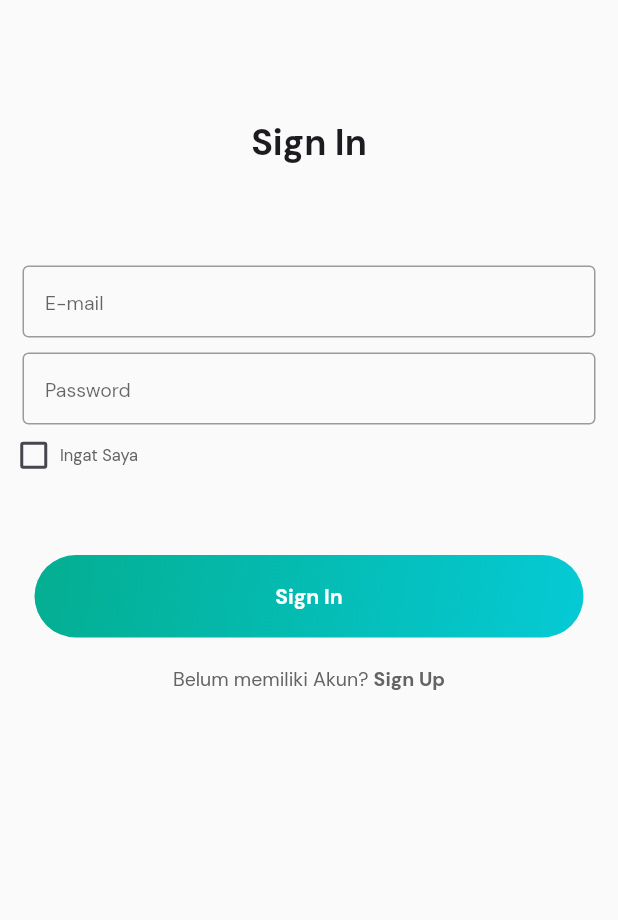
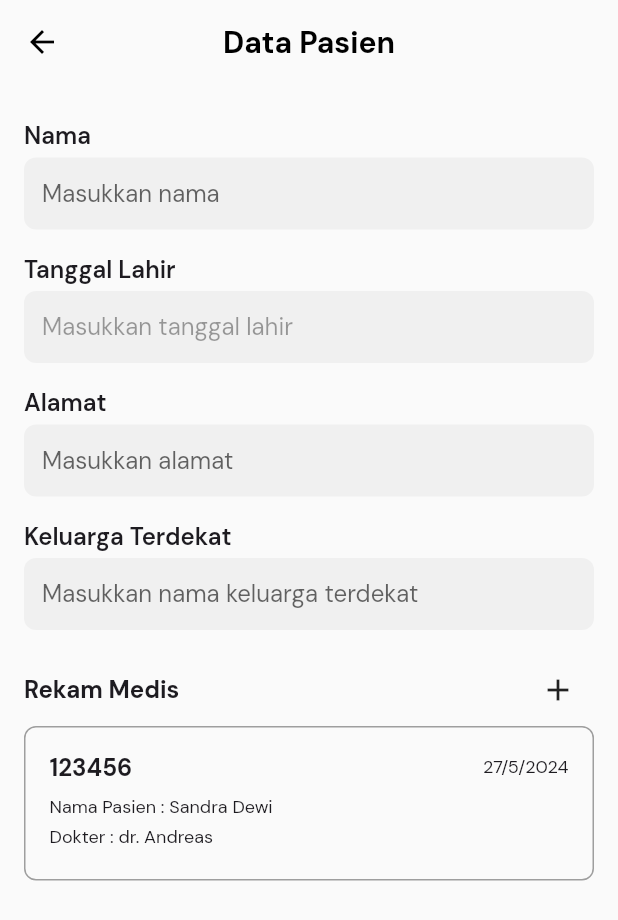
Before and after one commit to andre-nk/rekmed-mobile, a Flutter app: the screen it shows after launch, on a phone screen of 412 x 824 dp. Shown: the top 920 px of the screen. Run offline on Flutter 3.47's test engine with Material 3 defaults, Android fonts, the phone set to English and light mode, and no system bars; our stand-ins replace bloc, cloud_firestore, firebase_auth, firebase_core, flutter_bloc, freezed_annotation and 1 more; accounts and stored records are empty.

Commit message:
patient profile

```diff
--- a/lib/main.dart
+++ b/lib/main.dart
@@ -6,6 +6,8 @@ import 'package:rekmed/repository/auth/auth_repository.dart';
 import 'package:rekmed/utlis/theme.dart';
 import 'package:rekmed/view/screens/HomeWrapper.dart';
 import 'package:rekmed/view/screens/auth/signin/SignInPage.dart';
+import 'package:rekmed/view/screens/doctor/DoctorProfilePage.dart';
+import 'package:rekmed/view/screens/patient/PatientProfilePage.dart';
 import 'firebase_options.dart';
 
 Future<void> main() async {
@@ -33,13 +35,13 @@ class MainApp extends StatelessWidget {
             return state.when(initial: () {
               return const Scaffold(
                 body: Center(
-                  child: CircularProgressIndicator(),
+                  child: Text(""),
                 ),
               );
             }, authenticated: (clinic) {
               return const HomeWrapper();
             }, unauthenticated: () {
-              return const SignInPage();
+              return const PatientProfilePage();
             }, loading: () {
               return const Scaffold(
                 body: Center(
--- /dev/null
+++ b/lib/view/screens/patient/PatientProfilePage.dart
@@ -0,0 +1,98 @@
+import 'package:flutter/foundation.dart';
+import 'package:flutter/material.dart';
+import 'package:rekmed/view/widgets/doctor/ProfileForm.dart';
+import 'package:rekmed/view/widgets/navigation/AppBar.dart';
+import 'package:rekmed/view/widgets/doctor/DoctorProfilePicture.dart';
+import 'package:rekmed/view/widgets/patient/RekMedBox.dart';
+
+class PatientProfilePage extends StatelessWidget {
+  const PatientProfilePage({super.key});
+
+  @override
+  Widget build(BuildContext context) {
+    final TextEditingController nameController= TextEditingController();
+    final TextEditingController birthdayController = TextEditingController();
+    final TextEditingController addressController = TextEditingController();
+    final TextEditingController famController = TextEditingController();
+    return Scaffold(
+      appBar: const AppBarCustom(title: "Data Pasien"),
+      body: Padding(
+        padding: const EdgeInsets.symmetric(horizontal: 16),
+        child: SingleChildScrollView(
+          child: Column(
+            crossAxisAlignment: CrossAxisAlignment.start,
+            children: [
+              Padding(
+                padding: const EdgeInsets.only(top: 16.0),
+                child: ProfileForm(
+                  title: "Nama",
+                  hintText: "Masukkan nama",
+                  controller: nameController,
+                  keyboardType: TextInputType.name,
+                  isEditMode: true,
+                ),
+              ),
+              Padding(
+                padding: const EdgeInsets.only(top: 16.0),
+                child: ProfileForm(
+                  title: "Tanggal Lahir",
+                  hintText: "Masukkan tanggal lahir",
+                  controller: birthdayController,
+                  keyboardType: TextInputType.datetime,
+                  isEditMode: false,
+                ),
+              ),
+              Padding(
+                padding: const EdgeInsets.only(top: 16.0),
+                child: ProfileForm(
+                  title: "Alamat",
+                  hintText: "Masukkan alamat",
+                  controller: addressController,
+                  keyboardType: TextInputType.text,
+                  isEditMode: true,
+                ),
+              ),
+              Padding(
+                padding: const EdgeInsets.only(top: 16.0),
+                child: ProfileForm(
+                  title: "Keluarga Terdekat",
+                  hintText: "Masukkan nama keluarga terdekat",
+                  controller: famController,
+                  keyboardType: TextInputType.text,
+                  isEditMode: true,
+                ),
+              ),
+              Padding(
+                padding: const EdgeInsets.only(top: 16.0),
+                child: Row(
+                  mainAxisAlignment: MainAxisAlignment.spaceBetween,
+                  children: [
+                    const Text(
+                      "Rekam Medis",
+                      style: TextStyle(fontWeight: FontWeight.bold, fontSize: 16.0),
+                    ),
+                    IconButton(
+                      icon: const Icon(Icons.add),
+                      onPressed: () {
+                        // Aksi yang dijalankan saat tombol edit ditekan
+                        // Misalnya, mengubah mode edit
+                      },
+                    ),
+                  ],
+                )
+              ),
+              Container(
+                child: Rekmedbox(
+                  idRekamMedis: "123456",
+                  namaPasien: "Sandra Dewi",
+                  dokter: "dr. Andreas",
+                  tanggal: DateTime.now(),
+                ),
+              )
+            ],
+          ),
+        ),
+      ),
+    );
+  }
+}
--- a/lib/view/widgets/navigation/AppBar.dart
+++ b/lib/view/widgets/navigation/AppBar.dart
@@ -17,10 +17,12 @@ class AppBarCustom extends StatelessWidget implements PreferredSizeWidget {
           color: Colors.black,
         ),
       ),
+      centerTitle: true,
       title: Text(
         title,
         style: const TextStyle(
           color: Colors.black,
+          fontWeight: FontWeight.bold,
         ),
       ),
     );
--- /dev/null
+++ b/lib/view/widgets/patient/RekMedBox.dart
@@ -0,0 +1,63 @@
+import 'package:flutter/material.dart';
+
+
+
+
+class Rekmedbox extends StatelessWidget {
+  final String idRekamMedis;
+  final String namaPasien;
+  final String dokter;
+  final DateTime tanggal;
+
+  const Rekmedbox({
+    super.key,
+    required this.idRekamMedis,
+    required this.namaPasien,
+    required this.dokter,
+    required this.tanggal
+    });
+
+
+  @override
+  Widget build(BuildContext context) {
+    return InkWell(
+      onTap: () {
+        // Aksi yang dijalankan saat box ditekan
+        // Misalnya, navigasi ke halaman detail rekam medis
+      },
+      child: Container(
+        padding: const EdgeInsets.all(16.0),
+        width : MediaQuery.of(context).size.width,
+        decoration: BoxDecoration(
+          border: Border.all(color: Colors.grey),
+          borderRadius: BorderRadius.circular(8.0),
+        ),
+        child: Column(
+          crossAxisAlignment: CrossAxisAlignment.start,
+          children: [
+            Row(
+            mainAxisAlignment: MainAxisAlignment.spaceBetween,
+              children: [
+                Text('$idRekamMedis',
+                style: const TextStyle(fontWeight: FontWeight.bold, fontSize: 16.0)
+                ),
+                Text('${tanggal.day}/${tanggal.month}/${tanggal.year}',
+                style: const TextStyle(fontSize: 12.0)
+                ),
+              ]
+            ),
+            const SizedBox(height: 8.0),
+            Text('Nama Pasien : $namaPasien',
+            style: const TextStyle(fontSize: 12.0)
+            ),
+            const SizedBox(height: 4.0),
+            Text('Dokter : $dokter',
+            style: const TextStyle(fontSize: 12.0)
+            ),
+            const SizedBox(height: 4.0),
+          ],
+        ),
+      ),
+    );
+  }
+}
```
